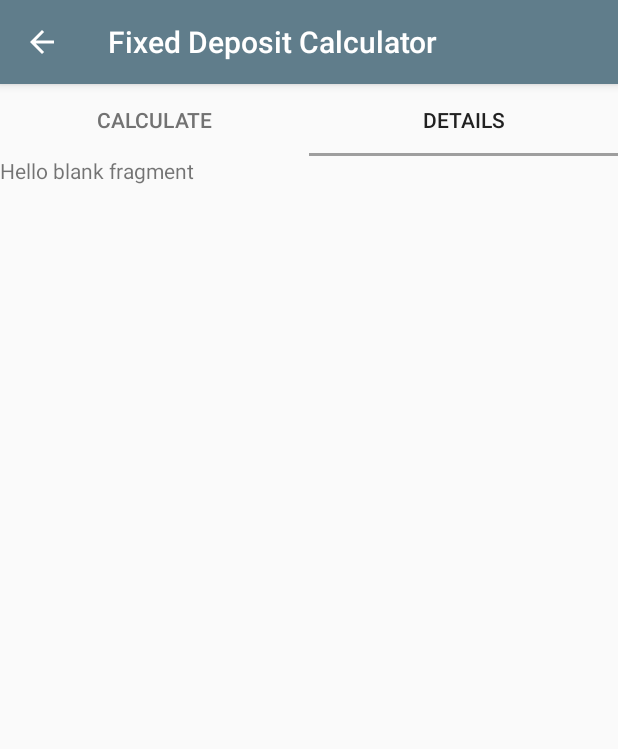
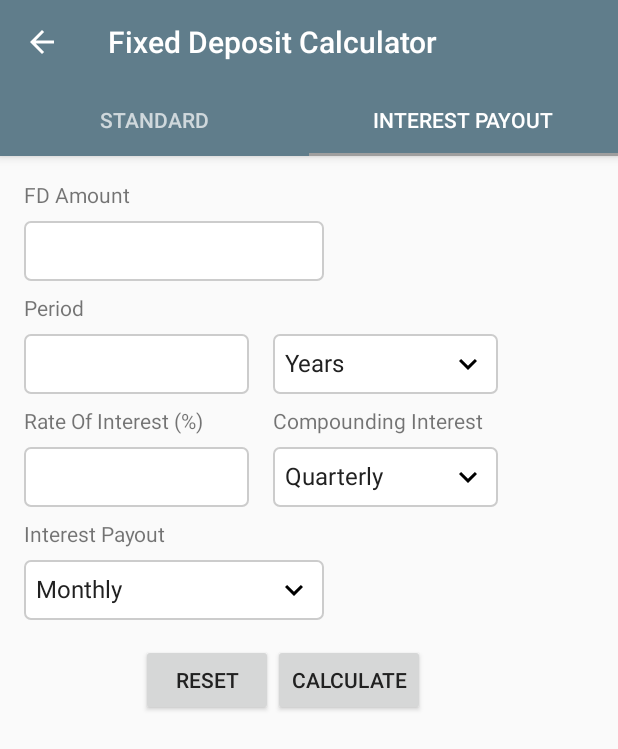
Before and after one commit to anandrikka/FinancialCalculator, an Android app: the FixedDepositActivity screen opened directly, with no data from a screen before it, tab 2 chosen, on a phone screen of 412 x 824 dp. Shown: the top 749 px of the screen. Run offline under Robolectric (Android 15) with nearby library versions, the phone set to English and light mode, and no system bars.

Commit message:
dropdown icon & Fixed deposit layout

```diff
--- a/app/src/main/java/com/wordpress/techanand/financialcalculator/MainActivity.java
+++ b/app/src/main/java/com/wordpress/techanand/financialcalculator/MainActivity.java
@@ -140,6 +140,7 @@ public class MainActivity extends AppCompatActivity implements NavigationView.On
     public boolean onNavigationItemSelected(MenuItem item) {
         int id = item.getItemId();
         if (id == R.id.edit) {
+
         } else if (id == R.id.settings) {
 
         } else if (id == R.id.about) {
--- a/app/src/main/java/com/wordpress/techanand/financialcalculator/app/activities/FixedDepositActivity.java
+++ b/app/src/main/java/com/wordpress/techanand/financialcalculator/app/activities/FixedDepositActivity.java
@@ -1,6 +1,5 @@
 package com.wordpress.techanand.financialcalculator.app.activities;
 
-import android.support.design.widget.FloatingActionButton;
 import android.support.design.widget.TabLayout;
 import android.support.v4.app.Fragment;
 import android.support.v4.app.FragmentManager;
@@ -11,10 +10,14 @@ import android.os.Bundle;
 import android.support.v7.widget.Toolbar;
 
 import com.wordpress.techanand.financialcalculator.R;
-import com.wordpress.techanand.financialcalculator.app.fragments.FixedDepositCalcTab;
-import com.wordpress.techanand.financialcalculator.app.fragments.FixedDepositDetailsTab;
+import com.wordpress.techanand.financialcalculator.app.fragments.FDStandardTab;
+import com.wordpress.techanand.financialcalculator.app.fragments.FDInterestPayoutTab;
 
 public class FixedDepositActivity extends AppCompatActivity {
+
+    public static final String[] PERIOD = {"Years", "Months", "Days"};
+    public static final String[] COMPOUNDING_FREQ = {"Monthly", "Quarterly", "Half Yearly", "Yearly"};
+    public static final String[] PAYOUT_FREQ = {"Monthly", "Yearly"};
 
     @Override
     protected void onCreate(Bundle savedInstanceState) {
@@ -25,8 +28,8 @@ public class FixedDepositActivity extends AppCompatActivity {
         getSupportActionBar().setDisplayHomeAsUpEnabled(true);
 
         TabLayout tabLayout = (TabLayout) findViewById(R.id.tabsLayout);
-        tabLayout.addTab(tabLayout.newTab().setText("Calculate"));
-        tabLayout.addTab(tabLayout.newTab().setText("Details"));
+        tabLayout.addTab(tabLayout.newTab().setText("Standard"));
+        tabLayout.addTab(tabLayout.newTab().setText("Interest Payout"));
 
         final ViewPager viewPager = (ViewPager) findViewById(R.id.viewTabs);
 
@@ -69,9 +72,9 @@ public class FixedDepositActivity extends AppCompatActivity {
         public Fragment getItem(int position) {
             switch (position){
                 case 0:
-                    return new FixedDepositCalcTab();
+                    return new FDStandardTab();
                 case 1:
-                    return new FixedDepositDetailsTab();
+                    return new FDInterestPayoutTab();
                 default:
                     return null;
             }
--- a/app/src/main/java/com/wordpress/techanand/financialcalculator/app/activities/StockPriceActivity.java
+++ b/app/src/main/java/com/wordpress/techanand/financialcalculator/app/activities/StockPriceActivity.java
@@ -40,7 +40,7 @@ public class StockPriceActivity extends AppCompatActivity {
         final Spinner dropdownList = (Spinner) findViewById(R.id.stock_category_list);
         //ArrayAdapter<String> adapter = new ArrayAdapter<String>(this, android.R.layout.simple_spinner_item, categories);
         StockListAdapter adapter = new StockListAdapter(this, R.layout.stock_price_dropdown, getStockCategories());
-        //adapter.setDropDownViewResource(android.R.layout.simple_spinner_dropdown_item);
+        adapter.setDropDownViewResource(android.R.layout.simple_spinner_dropdown_item);
         dropdownList.setAdapter(adapter);
         dropdownList.setOnItemSelectedListener(new AdapterView.OnItemSelectedListener() {
             @Override
--- /dev/null
+++ b/app/src/main/java/com/wordpress/techanand/financialcalculator/app/fragments/FDInterestPayoutTab.java
@@ -0,0 +1,88 @@
+package com.wordpress.techanand.financialcalculator.app.fragments;
+
+
+import android.os.Bundle;
+import android.support.v4.app.Fragment;
+import android.view.LayoutInflater;
+import android.view.View;
+import android.view.ViewGroup;
+import android.widget.AdapterView;
+import android.widget.ArrayAdapter;
+import android.widget.Spinner;
+import android.widget.Toast;
+
+import com.wordpress.techanand.financialcalculator.R;
+import com.wordpress.techanand.financialcalculator.app.activities.FixedDepositActivity;
+
+/**
+ * A simple {@link Fragment} subclass.
+ */
+public class FDInterestPayoutTab extends Fragment {
+
+
+    public FDInterestPayoutTab() {
+        // Required empty public constructor
+    }
+
+
+    @Override
+    public View onCreateView(LayoutInflater inflater, ViewGroup container,
+                             Bundle savedInstanceState) {
+        View view = inflater.inflate(R.layout.fixed_deposit_interest_payout, container, false);
+
+        final Spinner periodUnitSpinner = (Spinner) view.findViewById(R.id.period_unit);
+        ArrayAdapter<String> periodUnitAdapter = new ArrayAdapter<String>(view.getContext(), R.layout.custom_spinner_dropdown, FixedDepositActivity.PERIOD);
+        periodUnitAdapter.setDropDownViewResource(R.layout.custom_spinner_dropdown_item);
+        periodUnitSpinner.setAdapter(periodUnitAdapter);
+
+        final Spinner compoundingFreq = (Spinner) view.findViewById(R.id.compounding_interest_input);
+        ArrayAdapter<String> compoundingFreqAdapter = new ArrayAdapter<String>(view.getContext(), R.layout.custom_spinner_dropdown, FixedDepositActivity.COMPOUNDING_FREQ);
+        compoundingFreqAdapter.setDropDownViewResource(R.layout.custom_spinner_dropdown_item);
+        compoundingFreq.setAdapter(compoundingFreqAdapter);
+        compoundingFreq.setSelection(1);
+
+        final Spinner interestPayout = (Spinner) view.findViewById(R.id.payout_input);
+        ArrayAdapter<String> interestPayoutAdapter = new ArrayAdapter<String>(view.getContext(), R.layout.custom_spinner_dropdown, FixedDepositActivity.PAYOUT_FREQ);
+        interestPayoutAdapter.setDropDownViewResource(R.layout.custom_spinner_dropdown_item);
+        interestPayout.setAdapter(interestPayoutAdapter);
+
+        periodUnitSpinner.setOnItemSelectedListener(new AdapterView.OnItemSelectedListener() {
+            @Override
+            public void onItemSelected(AdapterView<?> parent, View view, int position, long id) {
+                Toast.makeText(getContext(), FixedDepositActivity.PERIOD[position], Toast.LENGTH_SHORT).show();
+            }
+
+            @Override
+            public void onNothingSelected(AdapterView<?> parent) {
+
+            }
+        });
+
+        compoundingFreq.setOnItemSelectedListener(new AdapterView.OnItemSelectedListener() {
+            @Override
+            public void onItemSelected(AdapterView<?> parent, View view, int position, long id) {
+                Toast.makeText(getContext(), FixedDepositActivity.COMPOUNDING_FREQ[position], Toast.LENGTH_SHORT).show();
+            }
+
+            @Override
+            public void onNothingSelected(AdapterView<?> parent) {
+
+            }
+        });
+
+        interestPayout.setOnItemSelectedListener(new AdapterView.OnItemSelectedListener() {
+            @Override
+            public void onItemSelected(AdapterView<?> parent, View view, int position, long id) {
+                Toast.makeText(getContext(), FixedDepositActivity.PAYOUT_FREQ[position], Toast.LENGTH_SHORT).show();
+            }
+
+            @Override
+            public void onNothingSelected(AdapterView<?> parent) {
+
+            }
+        });
+
+        return view;
+    }
+
+}
--- /dev/null
+++ b/app/src/main/java/com/wordpress/techanand/financialcalculator/app/fragments/FDStandardTab.java
@@ -0,0 +1,74 @@
+package com.wordpress.techanand.financialcalculator.app.fragments;
+
+
+import android.os.Bundle;
+import android.support.v4.app.Fragment;
+import android.util.Log;
+import android.view.LayoutInflater;
+import android.view.View;
+import android.view.ViewGroup;
+import android.widget.AdapterView;
+import android.widget.ArrayAdapter;
+import android.widget.Spinner;
+import android.widget.Toast;
+
+import com.wordpress.techanand.financialcalculator.R;
+import com.wordpress.techanand.financialcalculator.app.AppConstants;
+import com.wordpress.techanand.financialcalculator.app.activities.FixedDepositActivity;
+
+/**
+ * A simple {@link Fragment} subclass.
+ */
+public class FDStandardTab extends Fragment {
+
+
+    public FDStandardTab() {
+        // Required empty public constructor
+    }
+
+
+    @Override
+    public View onCreateView(LayoutInflater inflater, ViewGroup container,
+                             Bundle savedInstanceState) {
+        View view = inflater.inflate(R.layout.fixed_deposit_standard_tab, container, false);
+
+        Spinner periodUnitSpinner = (Spinner) view.findViewById(R.id.period_unit);
+        ArrayAdapter<String> periodUnitAdapter = new ArrayAdapter<String>(view.getContext(), R.layout.custom_spinner_dropdown, FixedDepositActivity.PERIOD);
+        periodUnitAdapter.setDropDownViewResource(R.layout.custom_spinner_dropdown_item);
+        periodUnitSpinner.setAdapter(periodUnitAdapter);
+
+        final Spinner compoundingFreq = (Spinner) view.findViewById(R.id.compounding_interest_input);
+        ArrayAdapter<String> compoundingFreqAdapter = new ArrayAdapter<String>(view.getContext(), R.layout.custom_spinner_dropdown, FixedDepositActivity.COMPOUNDING_FREQ);
+        compoundingFreqAdapter.setDropDownViewResource(R.layout.custom_spinner_dropdown_item);
+        compoundingFreq.setAdapter(compoundingFreqAdapter);
+        compoundingFreq.setSelection(1);
+
+        periodUnitSpinner.setOnItemSelectedListener(new AdapterView.OnItemSelectedListener() {
+            @Override
+            public void onItemSelected(AdapterView<?> parent, View view, int position, long id) {
+                Toast.makeText(getContext(), FixedDepositActivity.PERIOD[position], Toast.LENGTH_SHORT).show();
+            }
+
+            @Override
+            public void onNothingSelected(AdapterView<?> parent) {
+
+            }
+        });
+
+        compoundingFreq.setOnItemSelectedListener(new AdapterView.OnItemSelectedListener() {
+            @Override
+            public void onItemSelected(AdapterView<?> parent, View view, int position, long id) {
+                Toast.makeText(getContext(), FixedDepositActivity.COMPOUNDING_FREQ[position], Toast.LENGTH_SHORT).show();
+            }
+
+            @Override
+            public void onNothingSelected(AdapterView<?> parent) {
+
+            }
+        });
+
+        return view;
+
+    }
+
+}
--- a/app/src/main/java/com/wordpress/techanand/financialcalculator/app/fragments/FixedDepositCalcTab.java
+++ /dev/null
@@ -1,30 +0,0 @@
-package com.wordpress.techanand.financialcalculator.app.fragments;
-
-
-import android.os.Bundle;
-import android.support.v4.app.Fragment;
-import android.view.LayoutInflater;
-import android.view.View;
-import android.view.ViewGroup;
-
-import com.wordpress.techanand.financialcalculator.R;
-
-/**
- * A simple {@link Fragment} subclass.
- */
-public class FixedDepositCalcTab extends Fragment {
-
-
-    public FixedDepositCalcTab() {
-        // Required empty public constructor
-    }
-
-
-    @Override
-    public View onCreateView(LayoutInflater inflater, ViewGroup container,
-                             Bundle savedInstanceState) {
-        // Inflate the layout for this fragment
-        return inflater.inflate(R.layout.fixed_deposit_calc_tab, container, false);
-    }
-
-}
--- a/app/src/main/java/com/wordpress/techanand/financialcalculator/app/fragments/FixedDepositDetailsTab.java
+++ /dev/null
@@ -1,30 +0,0 @@
-package com.wordpress.techanand.financialcalculator.app.fragments;
-
-
-import android.os.Bundle;
-import android.support.v4.app.Fragment;
-import android.view.LayoutInflater;
-import android.view.View;
-import android.view.ViewGroup;
-
-import com.wordpress.techanand.financialcalculator.R;
-
-/**
- * A simple {@link Fragment} subclass.
- */
-public class FixedDepositDetailsTab extends Fragment {
-
-
-    public FixedDepositDetailsTab() {
-        // Required empty public constructor
-    }
-
-
-    @Override
-    public View onCreateView(LayoutInflater inflater, ViewGroup container,
-                             Bundle savedInstanceState) {
-        // Inflate the layout for this fragment
-        return inflater.inflate(R.layout.fixed_deposit_details_tab, container, false);
-    }
-
-}
--- /dev/null
+++ b/app/src/main/res/drawable/border.xml
@@ -0,0 +1,9 @@
+<?xml version="1.0" encoding="utf-8"?>
+<shape android:shape="rectangle"
+    xmlns:android="http://schemas.android.com/apk/res/android">
+    <solid android:color="#ffffff"></solid>
+    <corners android:radius="4dp"></corners>
+    <stroke android:color="#cccccc"
+        android:width="1dp">
+    </stroke>
+</shape>
--- a/app/src/main/res/drawable/dropdown.xml
+++ /dev/null
@@ -1,6 +0,0 @@
-<shape xmlns:android="http://schemas.android.com/apk/res/android"
-    android:shape="rectangle">
-    <solid android:color="@android:color/white"/>
-    <corners android:radius="4dp"></corners>
-    <stroke android:color="#cccccc" android:width="1dp" />
-</shape>
--- /dev/null
+++ b/app/src/main/res/drawable/ic_expand_more.xml
@@ -0,0 +1,9 @@
+<vector xmlns:android="http://schemas.android.com/apk/res/android"
+        android:width="24dp"
+        android:height="24dp"
+        android:viewportWidth="24.0"
+        android:viewportHeight="24.0">
+    <path
+        android:fillColor="#FF000000"
+        android:pathData="M16.59,8.59L12,13.17 7.41,8.59 6,10l6,6 6,-6z"/>
+</vector>
--- a/app/src/main/res/layout/activity_fixed_deposit.xml
+++ b/app/src/main/res/layout/activity_fixed_deposit.xml
@@ -23,8 +23,6 @@
                 android:background="?attr/colorPrimary"
                 android:popupTheme="@style/AppTheme.PopupOverlay"/>
 
-        </android.support.design.widget.AppBarLayout>
-
             <android.support.design.widget.TabLayout
                 android:id="@+id/tabsLayout"
                 app:tabGravity="fill"
@@ -33,14 +31,14 @@
                 android:layout_height="wrap_content"
                 android:layout_below="@+id/appBar"/>
 
+        </android.support.design.widget.AppBarLayout>
+
         <android.support.v4.view.ViewPager
             android:id="@+id/viewTabs"
             android:layout_width="match_parent"
             android:layout_height="match_parent"
-            android:layout_below="@+id/tabsLayout"/>
+            android:layout_below="@+id/appBar"/>
 
     </RelativeLayout>
 
-
-
 </android.support.design.widget.CoordinatorLayout>
--- /dev/null
+++ b/app/src/main/res/layout/custom_spinner_dropdown.xml
@@ -0,0 +1,9 @@
+<TextView xmlns:android="http://schemas.android.com/apk/res/android"
+    android:id="@android:id/text1"
+    style="?android:attr/spinnerItemStyle"
+    android:singleLine="true"
+    android:layout_width="match_parent"
+    android:layout_height="wrap_content"
+    android:ellipsize="marquee"
+    android:drawableRight="@drawable/ic_dropdown"
+    android:textAlignment="inherit"/>
--- a/app/src/main/res/layout/fixed_deposit_details_tab.xml
+++ /dev/null
@@ -1,13 +0,0 @@
-<FrameLayout xmlns:android="http://schemas.android.com/apk/res/android"
-    xmlns:tools="http://schemas.android.com/tools"
-    android:layout_width="match_parent"
-    android:layout_height="match_parent"
-    tools:context="com.wordpress.techanand.financialcalculator.app.fragments.FixedDepositDetailsTab">
-
-    <!-- TODO: Update blank fragment layout -->
-    <TextView
-        android:layout_width="match_parent"
-        android:layout_height="match_parent"
-        android:text="@string/hello_blank_fragment" />
-
-</FrameLayout>
--- /dev/null
+++ b/app/src/main/res/layout/fixed_deposit_interest_payout.xml
@@ -0,0 +1,133 @@
+<ScrollView
+    xmlns:app="http://schemas.android.com/apk/res-auto"
+    xmlns:tools="http://schemas.android.com/tools"
+    xmlns:android="http://schemas.android.com/apk/res/android"
+    android:layout_width="match_parent"
+    android:layout_height="match_parent">
+
+    <RelativeLayout
+        android:layout_width="match_parent"
+        android:layout_height="match_parent"
+        android:orientation="vertical"
+        android:padding="16dp">
+
+        <TextView
+            android:id="@+id/fd_amount_label"
+            android:layout_width="wrap_content"
+            android:layout_height="wrap_content"
+            android:text="FD Amount"
+            android:layout_alignParentTop="true"
+            android:layout_alignParentLeft="true"
+            android:paddingBottom="8dp" />
+
+        <EditText
+            android:id="@+id/fd_amount_input"
+            android:layout_below="@+id/fd_amount_label"
+            android:layout_width="200dp"
+            android:layout_height="40dp"
+            android:inputType="number"
+            android:paddingBottom="8dp"
+            android:background="@drawable/border"/>
+
+        <TextView
+            android:layout_width="match_parent"
+            android:layout_height="match_parent"
+            android:layout_below="@+id/fd_amount_input"
+            android:paddingTop="8dp"
+            android:paddingBottom="8dp"
+            android:id="@+id/period_label"
+            android:text="Period"/>
+
+        <EditText
+            android:layout_width="150dp"
+            android:layout_height="40dp"
+            android:background="@drawable/border"
+            android:id="@+id/period_input"
+            android:inputType="number"
+            android:layout_below="@+id/period_label"
+            android:layout_marginRight="16dp" />
+
+        <Spinner
+            android:layout_width="150dp"
+            android:layout_height="wrap_content"
+            android:id="@+id/period_unit"
+            android:background="@drawable/border"
+            android:layout_alignTop="@+id/period_input"
+            android:layout_toEndOf="@+id/period_input"
+            android:layout_alignBottom="@+id/period_input"></Spinner>
+
+        <TextView
+            android:layout_width="wrap_content"
+            android:layout_height="wrap_content"
+            android:id="@+id/interest_label"
+            android:text="Rate Of Interest (%)"
+            android:paddingTop="8dp"
+            android:paddingBottom="8dp"
+            android:layout_below="@+id/period_input"
+            android:layout_alignParentStart="true" />
+
+        <EditText
+            android:layout_width="150dp"
+            android:layout_height="40dp"
+            android:id="@+id/interest_input"
+            android:inputType="numberDecimal"
+            android:layout_below="@+id/interest_label"
+            android:background="@drawable/border" />
+
+        <TextView
+            android:layout_width="wrap_content"
+            android:layout_height="wrap_content"
+            android:text="Compounding Interest"
+            android:paddingTop="8dp"
+            android:paddingBottom="8dp"
+            android:id="@+id/compounding_interest_label"
+            android:layout_below="@+id/period_unit"
+            android:layout_toEndOf="@+id/period_input" />
+
+        <Spinner
+            android:layout_width="150dp"
+            android:layout_height="40dp"
+            android:id="@+id/compounding_interest_input"
+            android:layout_below="@+id/compounding_interest_label"
+            android:layout_alignStart="@+id/compounding_interest_label"
+            android:background="@drawable/border"/>
+
+        <TextView
+            android:layout_width="wrap_content"
+            android:layout_height="wrap_content"
+            android:id="@+id/payput_label"
+            android:text="Interest Payout"
+            android:paddingTop="8dp"
+            android:paddingBottom="8dp"
+            android:layout_below="@+id/interest_input"
+            android:layout_alignParentStart="true" />
+
+        <Spinner
+            android:layout_width="200dp"
+            android:layout_height="40dp"
+            android:id="@+id/payout_input"
+            android:layout_below="@+id/payput_label"
+            android:background="@drawable/border" />
+
+        <Button
+            android:layout_width="wrap_content"
+            android:layout_height="wrap_content"
+            android:layout_marginBottom="16dp"
+            android:text="Reset"
+            android:id="@+id/reset"
+            android:layout_alignParentBottom="true"
+            android:layout_below="@+id/payout_input"
+            android:layout_toLeftOf="@+id/calculate" />
+
+        <Button
+            android:layout_width="wrap_content"
+            android:layout_height="wrap_content"
+            android:layout_marginBottom="16dp"
+            android:text="Calculate"
+            android:id="@+id/calculate"
+            android:layout_alignParentBottom="true"
+            android:layout_alignStart="@+id/compounding_interest_input" />
+
+    </RelativeLayout>
+
+</ScrollView>
--- a/app/src/main/res/values/drawables.xml
+++ b/app/src/main/res/values/drawables.xml
@@ -6,4 +6,5 @@
     <item name="ic_menu_manage" type="drawable">@android:drawable/ic_menu_manage</item>
     <item name="ic_menu_share" type="drawable">@android:drawable/ic_menu_share</item>
     <item name="ic_menu_send" type="drawable">@android:drawable/ic_menu_send</item>
+    <item name="ic_dropdown" type="drawable">@drawable/ic_expand_more</item>
 </resources>
```
Also changed, not shown: app/src/main/res/layout/activity_stock_price.xml (+12 -6 lines), app/src/main/res/layout/custom_spinner_dropdown_item.xml (added, +7 -0 lines), app/src/main/res/layout/fixed_deposit_calc_tab.xml (deleted, +0 -13 lines), app/src/main/res/layout/fixed_deposit_standard_tab.xml (added, +116 -0 lines). Lines whose indentation alone changed are shown as unchanged.
